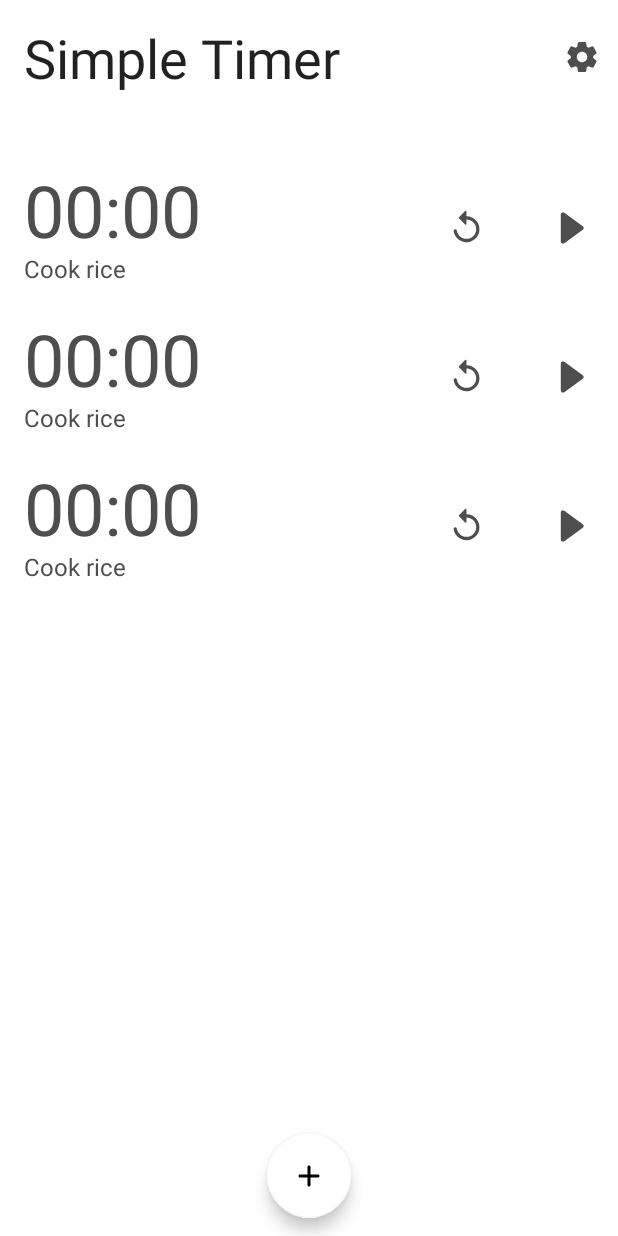
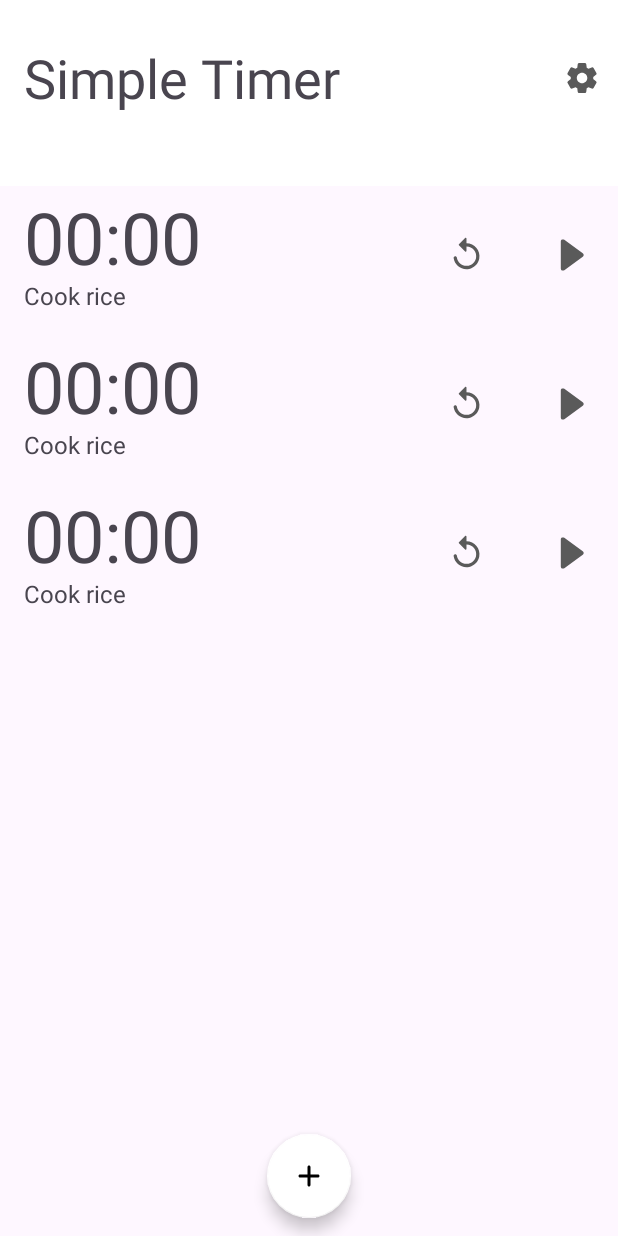
Before and after one commit to Jack54s/SimpleTimer, an Android app: the layout activity_main.xml on its own in the app's theme, with its tools: preview values and no code run, on a phone screen of 412 x 824 dp. Run offline under Robolectric (Android 15) with nearby library versions, the phone set to English and light mode, and no system bars.

Commit message:
fix some bugs

```diff
--- a/app/src/main/java/com/jackzone/simpletimer/App.kt
+++ b/app/src/main/java/com/jackzone/simpletimer/App.kt
@@ -94,7 +94,7 @@ class App: Application(), LifecycleObserver {
         timerDb.getTimer(event.timerId) { timer ->
             val intent = Intent(this, MainActivity::class.java)
             val pendingIntent = PendingIntent.getActivity(this, event.timerId, intent, PendingIntent.FLAG_UPDATE_CURRENT or PendingIntent.FLAG_IMMUTABLE)
-            val notification = getTimerNotification(timer, pendingIntent, false)
+            val notification = getTimerNotification(timer, pendingIntent)
             val notificationManager = getSystemService(Context.NOTIFICATION_SERVICE) as NotificationManager
 
             try {
--- a/app/src/main/java/com/jackzone/simpletimer/extension/Context.kt
+++ b/app/src/main/java/com/jackzone/simpletimer/extension/Context.kt
@@ -146,7 +146,7 @@ fun Context.getHideTimerPendingIntent(timerId: Int): PendingIntent {
     return PendingIntent.getBroadcast(this, timerId, intent, PendingIntent.FLAG_UPDATE_CURRENT or PendingIntent.FLAG_IMMUTABLE)
 }
 
-fun Context.getTimerNotification(timer: Timer, pendingIntent: PendingIntent, addDeleteIntent: Boolean): Notification {
+fun Context.getTimerNotification(timer: Timer, pendingIntent: PendingIntent): Notification {
     var soundUri = timer.soundUri
     if (soundUri == SILENT) {
         soundUri = ""
@@ -186,10 +186,8 @@ fun Context.getTimerNotification(timer: Timer, pendingIntent: PendingIntent, add
         }
     }
 
-    val title = if (timer.label.isEmpty()) {
+    val title = timer.label.ifEmpty {
         getString(R.string.timer)
-    } else {
-        timer.label
     }
 
     val builder = NotificationCompat.Builder(this)
--- a/app/src/main/res/drawable/selector.xml
+++ b/app/src/main/res/drawable/selector.xml
@@ -8,7 +8,7 @@
     <item>
         <ripple android:color="@color/pressed_item_foreground">
             <item android:id="@android:id/mask">
-                <color android:color="@android:color/white"/>
+                <color android:color="@color/color_bg"/>
             </item>
         </ripple>
     </item>
--- a/app/src/main/res/layout/activity_main.xml
+++ b/app/src/main/res/layout/activity_main.xml
@@ -3,29 +3,33 @@
     xmlns:android="http://schemas.android.com/apk/res/android"
     xmlns:app="http://schemas.android.com/apk/res-auto"
     xmlns:tools="http://schemas.android.com/tools"
+    android:id="@+id/main_container"
     android:layout_width="match_parent"
-    android:layout_height="match_parent"
-    android:fitsSystemWindows="true">
+    android:layout_height="match_parent">
 
     <com.google.android.material.appbar.AppBarLayout
         android:id="@+id/app_bar"
         android:layout_width="match_parent"
         android:layout_height="wrap_content"
-        android:fitsSystemWindows="true"
+        android:background="@color/color_bg"
         app:elevation="0dp">
 
         <com.google.android.material.appbar.MaterialToolbar
             android:id="@+id/tool_bar"
             android:layout_width="match_parent"
-            android:layout_height="wrap_content"
-            android:layout_marginTop="10dp"
+            android:layout_height="?attr/actionBarSize"
+            android:layout_marginTop="20dp"
             android:layout_marginBottom="40dp"
-            android:fitsSystemWindows="true"
             app:title="@string/app_name"
             app:menu="@menu/toolbar"
             app:titleTextAppearance="@style/CustomToolbarTheme" />
 
     </com.google.android.material.appbar.AppBarLayout>
+
+    <RelativeLayout
+        android:layout_width="match_parent"
+        android:layout_height="match_parent"
+        app:layout_behavior="@string/appbar_scrolling_view_behavior">
 
         <com.jackzone.simpletimer.view.MyRecyclerView
             android:id="@+id/timer_list"
@@ -38,12 +42,16 @@
             tools:itemCount="3"
             tools:listitem="@layout/item_timer" />
 
+    </RelativeLayout>
+
     <com.google.android.material.floatingactionbutton.FloatingActionButton
         android:id="@+id/addBtn"
         android:layout_width="wrap_content"
         android:layout_height="wrap_content"
         android:layout_gravity="bottom|center_horizontal"
         android:layout_margin="12dp"
-        android:src="@drawable/ic_plus_vector" />
+        android:theme="@style/CustomFloatingButtonTheme"
+        android:src="@drawable/ic_plus_vector"
+        app:backgroundTint="@color/color_bg" />
 
 </androidx.coordinatorlayout.widget.CoordinatorLayout>
--- a/app/src/main/res/layout/item_select_alarm_sound.xml
+++ b/app/src/main/res/layout/item_select_alarm_sound.xml
@@ -1,9 +1,10 @@
 <?xml version="1.0" encoding="utf-8"?>
 <androidx.appcompat.widget.AppCompatRadioButton
     xmlns:android="http://schemas.android.com/apk/res/android"
+    xmlns:app="http://schemas.android.com/apk/res-auto"
     android:id="@+id/item_select_alarm_sound"
     android:layout_width="match_parent"
     android:layout_height="wrap_content"
     android:paddingBottom="@dimen/activity_margin"
     android:paddingTop="@dimen/activity_margin"
-    android:buttonTint="@color/color_text"/>
+    app:buttonTint="@color/color_text"/>
--- a/app/src/main/res/layout/item_timer.xml
+++ b/app/src/main/res/layout/item_timer.xml
@@ -23,7 +23,6 @@
             android:layout_height="wrap_content"
             android:includeFontPadding="false"
             android:textSize="@dimen/alarm_text_size"
-            android:textColor="@color/color_text"
             app:layout_constraintEnd_toStartOf="@id/timer_reset"
             app:layout_constraintStart_toStartOf="parent"
             app:layout_constraintTop_toTopOf="parent"
@@ -37,7 +36,6 @@
             android:includeFontPadding="false"
             android:maxLines="1"
             android:textSize="@dimen/bigger_text_size"
-            android:textColor="@color/color_text"
             app:layout_constraintEnd_toEndOf="@id/timer_time"
             app:layout_constraintStart_toStartOf="parent"
             app:layout_constraintTop_toBottomOf="@id/timer_time"
--- a/app/src/main/res/values-night/themes.xml
+++ b/app/src/main/res/values-night/themes.xml
@@ -1,16 +1,24 @@
-<resources xmlns:tools="http://schemas.android.com/tools">
+<resources
+    xmlns:tools="http://schemas.android.com/tools">
     <!-- Base application theme. -->
-    <style name="Theme.SimpleTimer" parent="Theme.MaterialComponents.DayNight.DarkActionBar">
+    <style name="Theme.SimpleTimer" parent="Theme.Material3.Dark.NoActionBar">
         <!-- Primary brand color. -->
-        <item name="colorPrimary">@color/purple_200</item>
-        <item name="colorPrimaryVariant">@color/purple_700</item>
+        <item name="colorPrimary">@color/grey</item>
+        <item name="colorPrimaryVariant">@color/grey</item>
         <item name="colorOnPrimary">@color/black</item>
         <!-- Secondary brand color. -->
-        <item name="colorSecondary">@color/teal_200</item>
-        <item name="colorSecondaryVariant">@color/teal_200</item>
+        <item name="colorSecondary">@color/white</item>
+        <item name="colorSecondaryVariant">@color/white</item>
         <item name="colorOnSecondary">@color/black</item>
         <!-- Status bar color. -->
-        <item name="android:statusBarColor" tools:targetApi="l">?attr/colorPrimaryVariant</item>
+        <item name="android:statusBarColor" tools:targetApi="l">@android:color/transparent</item>
+        <item name="android:windowLightStatusBar">true</item>
         <!-- Customize your theme here. -->
+        <item name="windowActionModeOverlay">true</item>
+    </style>
+    <style name="CustomToolbarTheme" parent="@style/ThemeOverlay.AppCompat.Dark.ActionBar">
+        <item name="android:textSize">36sp</item>
+    </style>
+    <style name="CustomFloatingButtonTheme" parent="@style/Theme.MaterialComponents.DayNight.NoActionBar">
     </style>
 </resources>
--- a/app/src/main/res/values/colors.xml
+++ b/app/src/main/res/values/colors.xml
@@ -1,15 +1,12 @@
 <?xml version="1.0" encoding="utf-8"?>
 <resources>
-    <color name="color_text">#FF4F4E4E</color>
+    <color name="color_text">@color/grey</color>
     <color name="color_bg">@color/white</color>
-    <color name="purple_200">#FFBB86FC</color>
-    <color name="purple_500">#FF6200EE</color>
-    <color name="purple_700">#FF3700B3</color>
-    <color name="teal_200">#FF03DAC5</color>
-    <color name="teal_700">#FF018786</color>
+    <color name="activated_item_foreground">#44888888</color>
+    <color name="pressed_item_foreground">#08000000</color>
+    <color name="divider_grey">#88808080</color>
+
+    <color name="grey">#FF5A5A5A</color>
     <color name="black">#FF000000</color>
     <color name="white">#FFFFFFFF</color>
-    <color name="divider_grey">#88808080</color>
-    <color name="activated_item_foreground">#44888888</color>
-    <color name="pressed_item_foreground">#08000000</color>
 </resources>
--- a/app/src/main/res/values/themes.xml
+++ b/app/src/main/res/values/themes.xml
@@ -1,20 +1,25 @@
-<resources xmlns:tools="http://schemas.android.com/tools">
+<resources
+    xmlns:tools="http://schemas.android.com/tools">
     <!-- Base application theme. -->
-    <style name="Theme.SimpleTimer" parent="Theme.MaterialComponents.DayNight.NoActionBar">
+    <style name="Theme.SimpleTimer" parent="Theme.Material3.Light.NoActionBar">
         <!-- Primary brand color. -->
         <item name="colorPrimary">@color/white</item>
-        <item name="colorPrimaryVariant">@color/purple_700</item>
-        <item name="colorOnPrimary">@color/black</item>
+        <item name="colorPrimaryVariant">@color/white</item>
+        <item name="colorOnPrimary">@color/grey</item>
         <!-- Secondary brand color. -->
         <item name="colorSecondary">@color/white</item>
-        <item name="colorSecondaryVariant">@color/teal_700</item>
+        <item name="colorSecondaryVariant">@color/white</item>
         <item name="colorOnSecondary">@color/black</item>
         <!-- Status bar color. -->
-        <item name="android:statusBarColor" tools:targetApi="l">@android:color/transparent</item>
+        <item name="android:statusBarColor" >@android:color/transparent</item>
         <item name="android:windowLightStatusBar">true</item>
         <!-- Customize your theme here. -->
+        <item name="windowActionModeOverlay">true</item>
+        <item name="colorAccent">@color/color_text</item>
     </style>
     <style name="CustomToolbarTheme" parent="@style/ThemeOverlay.AppCompat.Dark.ActionBar">
         <item name="android:textSize">36sp</item>
     </style>
+    <style name="CustomFloatingButtonTheme" parent="@style/Theme.MaterialComponents.DayNight.NoActionBar">
+    </style>
 </resources>
```
Also changed, not shown: app/src/main/java/com/jackzone/simpletimer/adapter/TimerAdapter.kt (+11 -4 lines), app/src/main/java/com/jackzone/simpletimer/dialog/EditTimerDialog.kt (+31 -19 lines), app/src/main/res/layout/dialog_edit_timer.xml (+2 -6 lines). Lines whose indentation alone changed are shown as unchanged.
